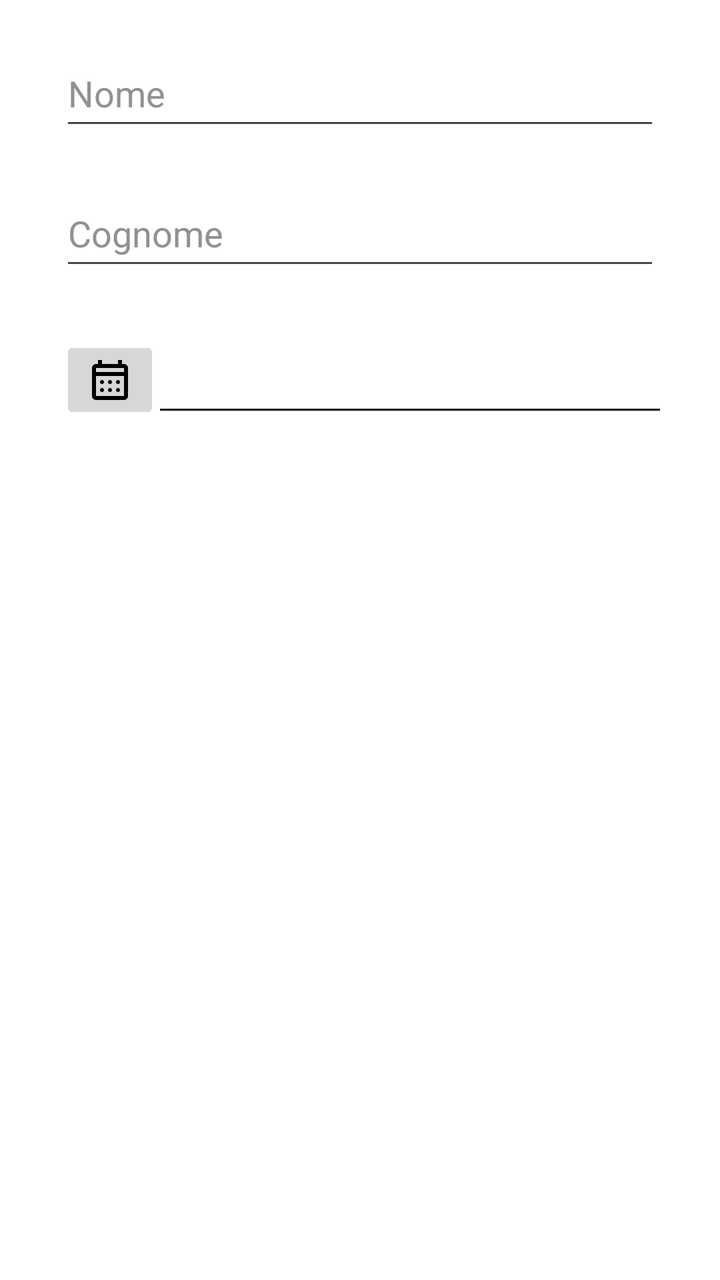
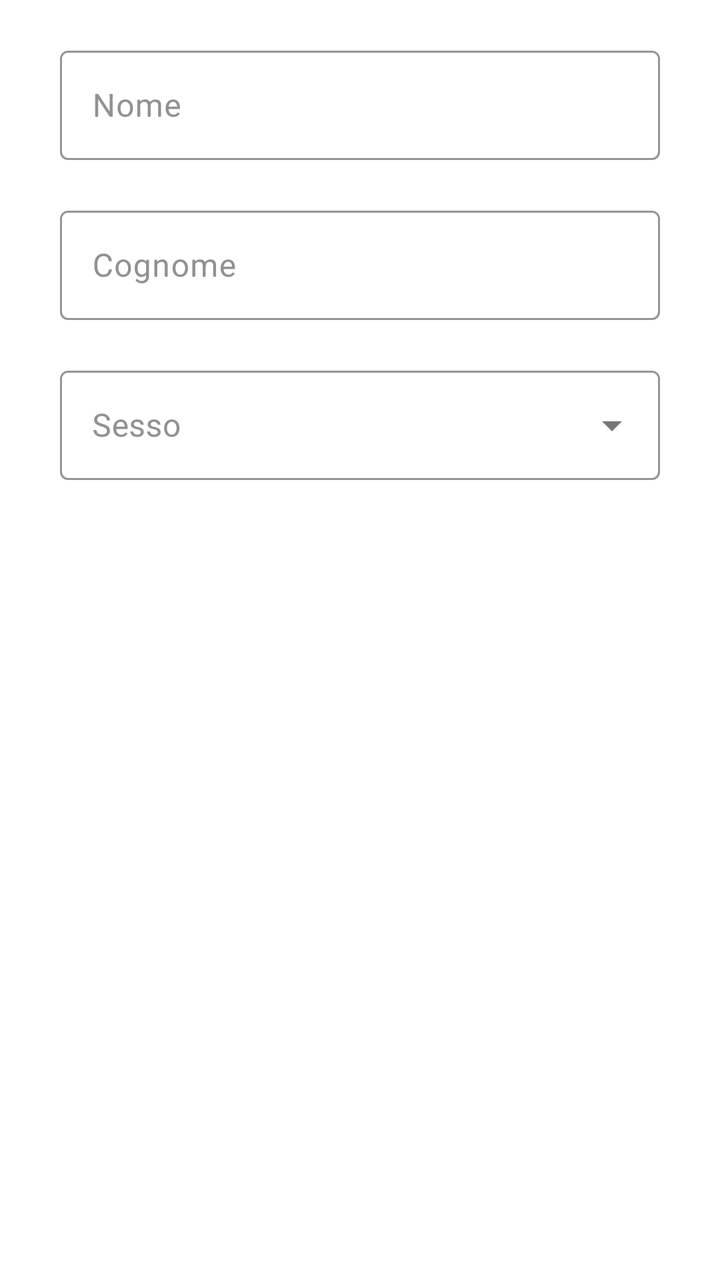

Screens rendered from an Android XML layout before and after an edit, with the pre-edit source and the edit as a unified diff.
<!-- AndroidManifest.xml: application theme Theme.AsilApp -->
<!-- res/layout/signup_name_surname_fragment.xml -->
<?xml version="1.0" encoding="utf-8"?>
<LinearLayout xmlns:android="http://schemas.android.com/apk/res/android"
    xmlns:tools="http://schemas.android.com/tools"
    android:layout_width="match_parent"
    android:layout_height="wrap_content"
    android:background="@color/white"
    android:backgroundTint="@color/white"
    android:orientation="vertical"
    tools:context=".view.firstaccess.SignupNameSurnameFragment">

    <EditText
        android:id="@+id/nameInputRegister"
        android:layout_width="@dimen/inputTextWidth"
        android:layout_height="@dimen/inpuTextHeight"
        android:layout_gravity="center"
        android:layout_marginTop="@dimen/marginBetweenInputs"
        android:ems="10"
        android:hint="@string/nameSignupText"
        android:inputType="textCapWords"
        android:textColor="@color/textColor"
        android:textColorHint="@color/textPlaceholderColor" />

    <EditText
        android:id="@+id/surnameInputRegister"
        android:layout_width="@dimen/inputTextWidth"
        android:layout_height="@dimen/inpuTextHeight"
        android:layout_gravity="center"
        android:layout_marginTop="@dimen/marginBetweenInputs"
        android:ems="10"
        android:hint="@string/surnameSignupText"
        android:inputType="textCapWords"
        android:textColor="@color/textColor"
        android:textColorHint="@color/textPlaceholderColor" />

    <androidx.appcompat.widget.LinearLayoutCompat
        android:layout_width="@dimen/inputTextWidth"
        android:layout_height="60dp"
        android:layout_gravity="center"
        android:layout_marginTop="@dimen/marginBetweenInputs"
        android:orientation="horizontal">

        <ImageButton
            android:id="@+id/birthDatePicker"
            android:layout_width="50dp"
            android:layout_height="wrap_content"
            android:layout_gravity="center"
            android:src="@drawable/calendar_month_fill0_wght400_grad0_opsz24"
            android:text="Pick a Date" />

        <androidx.appcompat.widget.LinearLayoutCompat
            android:layout_width="match_parent"
            android:layout_height="match_parent"
            android:orientation="vertical">

            <TextView
                android:id="@+id/birthDate"
                android:layout_width="wrap_content"
                android:layout_height="wrap_content"
                android:layout_marginLeft="10dp"
                android:layout_marginTop="20dp"
                android:layout_marginBottom="0dp"
                android:textSize="18sp" />

            <View
                android:layout_width="match_parent"
                android:layout_height="1dp"
                android:background="@color/black" />
        </androidx.appcompat.widget.LinearLayoutCompat>
    </androidx.appcompat.widget.LinearLayoutCompat>


</LinearLayout>
<!-- resources referenced by this layout -->
<resources>
  <color name="black">#FF000000</color>
  <color name="textColor">#1B1B1B</color>
  <color name="textPlaceholderColor">#919191</color>
  <color name="white">#FFFFFFFF</color>
  <dimen name="inpuTextHeight">50dp</dimen>
  <dimen name="inputTextWidth">300dp</dimen>
  <dimen name="marginBetweenInputs">20dp</dimen>
  <!-- drawable calendar_month_fill0_wght400_grad0_opsz24 (drawable) -->
  <vector xmlns:android="http://schemas.android.com/apk/res/android"
      android:width="24dp"
      android:height="24dp"
      android:viewportWidth="960"
      android:viewportHeight="960">
    <path
        android:fillColor="#FF000000"
        android:pathData="M200,880q-33,0 -56.5,-23.5T120,800v-560q0,-33 23.5,-56.5T200,160h40v-80h80v80h320v-80h80v80h40q33,0 56.5,23.5T840,240v560q0,33 -23.5,56.5T760,880L200,880ZM200,800h560v-400L200,400v400ZM200,320h560v-80L200,240v80ZM200,320v-80,80ZM480,560q-17,0 -28.5,-11.5T440,520q0,-17 11.5,-28.5T480,480q17,0 28.5,11.5T520,520q0,17 -11.5,28.5T480,560ZM320,560q-17,0 -28.5,-11.5T280,520q0,-17 11.5,-28.5T320,480q17,0 28.5,11.5T360,520q0,17 -11.5,28.5T320,560ZM640,560q-17,0 -28.5,-11.5T600,520q0,-17 11.5,-28.5T640,480q17,0 28.5,11.5T680,520q0,17 -11.5,28.5T640,560ZM480,720q-17,0 -28.5,-11.5T440,680q0,-17 11.5,-28.5T480,640q17,0 28.5,11.5T520,680q0,17 -11.5,28.5T480,720ZM320,720q-17,0 -28.5,-11.5T280,680q0,-17 11.5,-28.5T320,640q17,0 28.5,11.5T360,680q0,17 -11.5,28.5T320,720ZM640,720q-17,0 -28.5,-11.5T600,680q0,-17 11.5,-28.5T640,640q17,0 28.5,11.5T680,680q0,17 -11.5,28.5T640,720Z"/>
  </vector>
  <string name="nameSignupText">Nome</string>
  <string name="surnameSignupText">Cognome</string>
  <style name="Theme.AsilApp" parent="Base.Theme.AsilApp" />
  <style name="Base.Theme.AsilApp" parent="Theme.Material3.DayNight.NoActionBar">
          
          
      </style>
</resources>

<!-- the commit's change to res/layout/signup_name_surname_fragment.xml (unified diff, before → after) -->
@@ -1,72 +1,91 @@
 <?xml version="1.0" encoding="utf-8"?>
 <LinearLayout xmlns:android="http://schemas.android.com/apk/res/android"
+    xmlns:app="http://schemas.android.com/apk/res-auto"
     xmlns:tools="http://schemas.android.com/tools"
     android:layout_width="match_parent"
     android:layout_height="wrap_content"
     android:background="@color/white"
     android:backgroundTint="@color/white"
     android:orientation="vertical"
+    android:outlineAmbientShadowColor="#3F1212"
+    android:outlineSpotShadowColor="#DC2B2B"
     tools:context=".view.firstaccess.SignupNameSurnameFragment">
 
-    <EditText
-        android:id="@+id/nameInputRegister"
+
+    <com.google.android.material.textfield.TextInputLayout
         android:layout_width="@dimen/inputTextWidth"
         android:layout_height="@dimen/inpuTextHeight"
         android:layout_gravity="center"
         android:layout_marginTop="@dimen/marginBetweenInputs"
-        android:ems="10"
         android:hint="@string/nameSignupText"
-        android:inputType="textCapWords"
-        android:textColor="@color/textColor"
-        android:textColorHint="@color/textPlaceholderColor" />
+        android:textColorHint="@color/textPlaceholderColor"
+        app:boxStrokeColor="@color/appMainColor"
+        app:counterTextColor="@color/appMainColor"
+        app:helperTextTextColor="@color/appMainColor"
+        app:hintTextColor="@color/appMainColor"
+        app:placeholderTextColor="@color/appMainColor"
+        app:prefixTextColor="@color/appMainColor"
+        app:suffixTextColor="@color/appMainColor">
 
-    <EditText
-        android:id="@+id/surnameInputRegister"
+        <com.google.android.material.textfield.TextInputEditText
+            android:id="@+id/nameInputRegister"
+            android:layout_width="match_parent"
+            android:layout_height="match_parent"
+            android:inputType="textCapWords"
+            android:textColor="@color/textColor"
+             />
+    </com.google.android.material.textfield.TextInputLayout>
+
+    <com.google.android.material.textfield.TextInputLayout
         android:layout_width="@dimen/inputTextWidth"
         android:layout_height="@dimen/inpuTextHeight"
         android:layout_gravity="center"
         android:layout_marginTop="@dimen/marginBetweenInputs"
-        android:ems="10"
         android:hint="@string/surnameSignupText"
-        android:inputType="textCapWords"
-        android:textColor="@color/textColor"
-        android:textColorHint="@color/textPlaceholderColor" />
+        app:boxStrokeColor="@color/appMainColor"
+        app:counterTextColor="@color/appMainColor"
+        app:helperTextTextColor="@color/appMainColor"
+        app:hintTextColor="@color/appMainColor"
+        android:textColorHint="@color/textPlaceholderColor"
+        app:placeholderTextColor="@color/appMainColor"
+        app:prefixTextColor="@color/appMainColor"
+        app:suffixTextColor="@color/appMainColor">
 
-    <androidx.appcompat.widget.LinearLayoutCompat
-        android:layout_width="@dimen/inputTextWidth"
-        android:layout_height="60dp"
-        android:layout_gravity="center"
-        android:layout_marginTop="@dimen/marginBetweenInputs"
-        android:orientation="horizontal">
-
-        <ImageButton
-            android:id="@+id/birthDatePicker"
-            android:layout_width="50dp"
-            android:layout_height="wrap_content"
-            android:layout_gravity="center"
-            android:src="@drawable/calendar_month_fill0_wght400_grad0_opsz24"
-            android:text="Pick a Date" />
-
-        <androidx.appcompat.widget.LinearLayoutCompat
+        <com.google.android.material.textfield.TextInputEditText
+            android:id="@+id/surnameInputRegister"
             android:layout_width="match_parent"
             android:layout_height="match_parent"
-            android:orientation="vertical">
-
-            <TextView
-                android:id="@+id/birthDate"
-                android:layout_width="wrap_content"
-                android:layout_height="wrap_content"
-                android:layout_marginLeft="10dp"
-                android:layout_marginTop="20dp"
-                android:layout_marginBottom="0dp"
-                android:textSize="18sp" />
-
-            <View
-                android:layout_width="match_parent"
-                android:layout_height="1dp"
-                android:background="@color/black" />
-        </androidx.appcompat.widget.LinearLayoutCompat>
-    </androidx.appcompat.widget.LinearLayoutCompat>
+            android:inputType="textCapWords"
+            android:textColor="@color/textColor" />
+    </com.google.android.material.textfield.TextInputLayout>
 
 
+
+    <com.google.android.material.textfield.TextInputLayout
+        style="@style/Widget.MaterialComponents.TextInputLayout.OutlinedBox.ExposedDropdownMenu"
+        android:layout_width="@dimen/inputTextWidth"
+        android:layout_height="@dimen/inpuTextHeight"
+        android:layout_marginTop="@dimen/marginBetweenInputs"
+        app:boxStrokeColor="@color/appMainColor"
+        app:counterTextColor="@color/appMainColor"
+        app:helperTextTextColor="@color/appMainColor"
+        app:hintTextColor="@color/appMainColor"
+        app:placeholderTextColor="@color/appMainColor"
+        app:prefixTextColor="@color/appMainColor"
+        app:suffixTextColor="@color/appMainColor"
+        android:textColor="@color/textColor"
+        android:textColorHint="@color/textPlaceholderColor"
+        android:hint="@string/genderSignupText"
+        android:layout_gravity="center">
+
+        <com.google.android.material.textfield.MaterialAutoCompleteTextView
+            android:id="@+id/genderSelection"
+            android:layout_width="match_parent"
+            android:layout_height="match_parent"
+            android:inputType="none"
+            android:textColorHighlight="@color/appMainColor"
+            android:textColorLink="@color/appMainColor" />
+
+</com.google.android.material.textfield.TextInputLayout>
+
 </LinearLayout>
<!-- resource entries referenced after the edit -->
@@ -1,22 +1,13 @@
 <!-- resources referenced by this layout -->
 <resources>
-  <color name="black">#FF000000</color>
+  <color name="appMainColor">#2f6dd5</color>
   <color name="textColor">#1B1B1B</color>
   <color name="textPlaceholderColor">#919191</color>
   <color name="white">#FFFFFFFF</color>
-  <dimen name="inpuTextHeight">50dp</dimen>
+  <dimen name="inpuTextHeight">60dp</dimen>
   <dimen name="inputTextWidth">300dp</dimen>
   <dimen name="marginBetweenInputs">20dp</dimen>
-  <!-- drawable calendar_month_fill0_wght400_grad0_opsz24 (drawable) -->
-  <vector xmlns:android="http://schemas.android.com/apk/res/android"
-      android:width="24dp"
-      android:height="24dp"
-      android:viewportWidth="960"
-      android:viewportHeight="960">
-    <path
-        android:fillColor="#FF000000"
-        android:pathData="M200,880q-33,0 -56.5,-23.5T120,800v-560q0,-33 23.5,-56.5T200,160h40v-80h80v80h320v-80h80v80h40q33,0 56.5,23.5T840,240v560q0,33 -23.5,56.5T760,880L200,880ZM200,800h560v-400L200,400v400ZM200,320h560v-80L200,240v80ZM200,320v-80,80ZM480,560q-17,0 -28.5,-11.5T440,520q0,-17 11.5,-28.5T480,480q17,0 28.5,11.5T520,520q0,17 -11.5,28.5T480,560ZM320,560q-17,0 -28.5,-11.5T280,520q0,-17 11.5,-28.5T320,480q17,0 28.5,11.5T360,520q0,17 -11.5,28.5T320,560ZM640,560q-17,0 -28.5,-11.5T600,520q0,-17 11.5,-28.5T640,480q17,0 28.5,11.5T680,520q0,17 -11.5,28.5T640,560ZM480,720q-17,0 -28.5,-11.5T440,680q0,-17 11.5,-28.5T480,640q17,0 28.5,11.5T520,680q0,17 -11.5,28.5T480,720ZM320,720q-17,0 -28.5,-11.5T280,680q0,-17 11.5,-28.5T320,640q17,0 28.5,11.5T360,680q0,17 -11.5,28.5T320,720ZM640,720q-17,0 -28.5,-11.5T600,680q0,-17 11.5,-28.5T640,640q17,0 28.5,11.5T680,680q0,17 -11.5,28.5T640,720Z"/>
-  </vector>
+  <string name="genderSignupText">Sesso</string>
   <string name="nameSignupText">Nome</string>
   <string name="surnameSignupText">Cognome</string>
   <style name="Theme.AsilApp" parent="Base.Theme.AsilApp" />
